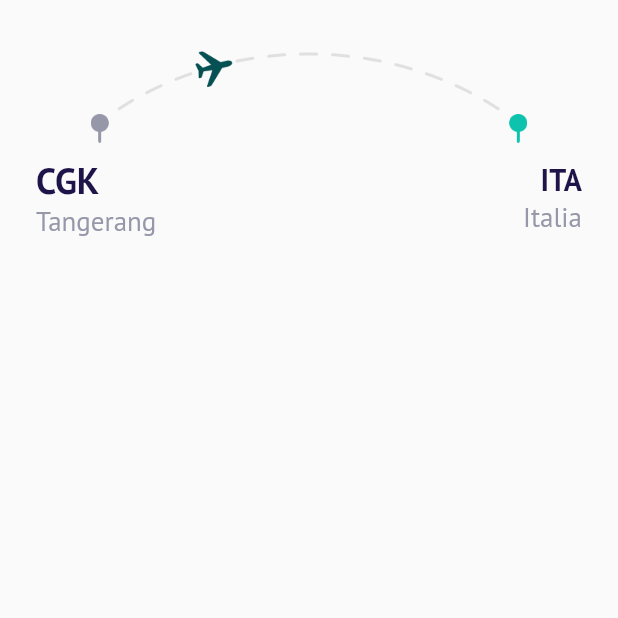
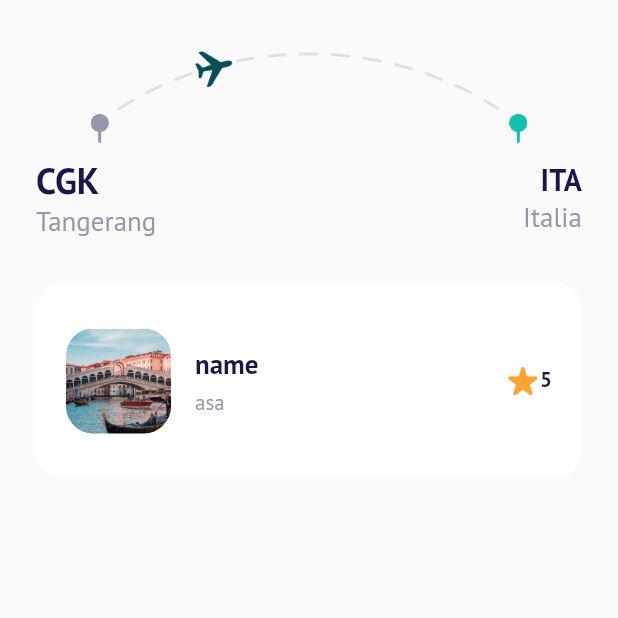
Before and after one commit to fredibagus12/terbangin-apps, a Flutter app: the CheckoutPage screen opened directly, on a phone screen of 412 x 824 dp, the top half of it. Run offline on Flutter 3.47's test engine with Material 2 defaults, Android fonts, the phone set to English and light mode, and no system bars; our stand-ins replace google_fonts.

Commit message:
Checkout Page - Destination Tile

```diff
--- a/terbangin/lib/ui/pages/checkout_page.dart
+++ b/terbangin/lib/ui/pages/checkout_page.dart
@@ -72,6 +72,100 @@ class CheckoutPage extends StatelessWidget {
       );
     }
 
+    // ignore: non_constant_identifier_names
+    Widget BookingDetails() {
+      return Container(
+        margin: const EdgeInsets.only(top: 30),
+        padding: const EdgeInsets.symmetric(
+          horizontal: 20,
+          vertical: 30,
+        ),
+        decoration: BoxDecoration(
+          borderRadius: BorderRadius.circular(18),
+          color: kWhiteColor,
+        ),
+        child: Column(
+          children: [
+            Row(
+              children: [
+                Container(
+                  width: 70,
+                  height: 70,
+                  margin: const EdgeInsets.only(right: 16),
+                  decoration: BoxDecoration(
+                    borderRadius: BorderRadius.circular(18),
+                    // ignore: prefer_const_constructors
+                    image: DecorationImage(
+                      fit: BoxFit.cover,
+                      // ignore: prefer_const_constructors
+                      image: AssetImage(
+                        'assets/image_destination_1.png',
+                      ),
+                    ),
+                  ),
+                ),
+                Expanded(
+                  child: Column(
+                    // ignore: prefer_const_literals_to_create_immutables
+                    crossAxisAlignment: CrossAxisAlignment.start,
+                    children: [
+                      // ignore: prefer_const_constructors
+                      Text(
+                        'name',
+                        style: blackTextStyle.copyWith(
+                          fontSize: 18,
+                          fontWeight: semiBold,
+                        ),
+                      ),
+                      // ignore: prefer_const_constructors
+                      SizedBox(
+                        height: 5,
+                      ),
+                      // ignore: avoid_unnecessary_containers
+                      Text(
+                        'asa',
+                        style: greyTextStyle.copyWith(
+                          fontWeight: light,
+                        ),
+                      ),
+                    ],
+                  ),
+                ),
+                Row(
+                  crossAxisAlignment: CrossAxisAlignment.start,
+                  mainAxisAlignment: MainAxisAlignment.center,
+                  children: [
+                    Container(
+                      width: 20,
+                      height: 20,
+                      // ignore: prefer_const_constructors
+                      margin: EdgeInsets.only(right: 2),
+                      // ignore: prefer_const_constructors
+                      decoration: BoxDecoration(
+                        // ignore: prefer_const_constructors
+                        image: DecorationImage(
+                          // ignore: prefer_const_constructors
+                          image: AssetImage(
+                            'assets/star.png',
+                          ),
+                        ),
+                      ),
+                    ),
+                    Text(
+                      '5',
+                      style: blackTextStyle.copyWith(
+                        fontWeight: semiBold,
+                      ),
+                    ),
+                  ],
+                ),
+              ],
+            ),
+          ],
+        ),
+      );
+    }
+
     return Scaffold(
       backgroundColor: kBackgroundColor,
       body: ListView(
@@ -80,6 +174,7 @@ class CheckoutPage extends StatelessWidget {
         ),
         children: [
           Route(),
+          BookingDetails(),
         ],
       ),
     );
```
